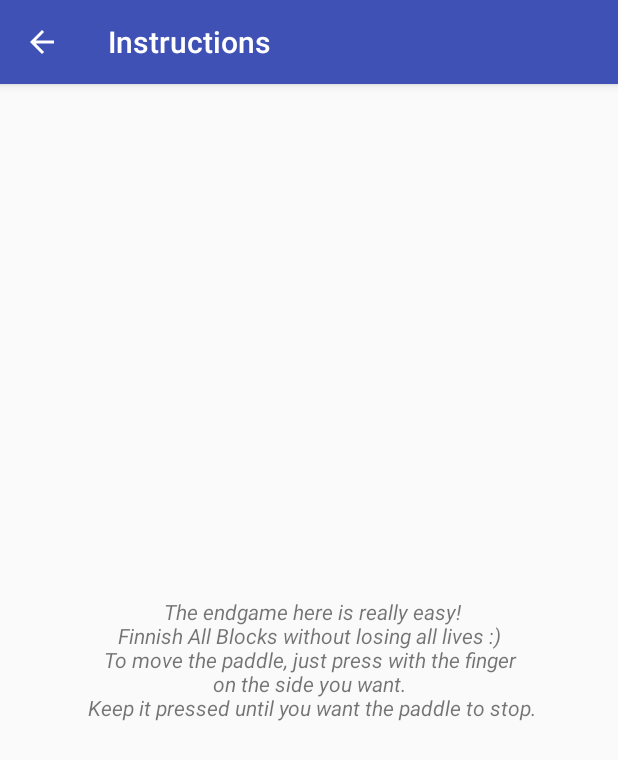
After one commit to atrope/breakout-WC, an Android app: the InstructionsActivity screen opened directly, with no data from a screen before it, on a phone screen of 412 x 824 dp. The commit adds this screen. Shown: the top 760 px of the screen. Run offline under Robolectric (Android 15) with nearby library versions, the phone set to English and light mode, and no system bars; libraries missing offline, so code that uses them is left out: android.support.v7.

Commit message:
Adding Instructions Screen

```diff
--- a/app/src/main/AndroidManifest.xml
+++ b/app/src/main/AndroidManifest.xml
@@ -24,6 +24,11 @@
             android:name=".SettingsActivity"
             android:label="@string/title_activity_settings"
             android:theme="@style/AppTheme"/>
+        <activity
+            android:name=".InstructionsActivity"
+            android:label="@string/title_activity_instructions"
+            android:theme="@style/AppTheme"/>
+
     </application>
 
 </manifest>
--- /dev/null
+++ b/app/src/main/java/com/project/shenkar/breakout_wc/InstructionsActivity.java
@@ -0,0 +1,36 @@
+package com.project.shenkar.breakout_wc;
+import android.app.FragmentManager;
+        import android.content.SharedPreferences;
+        import android.os.Bundle;
+        import android.preference.Preference;
+        import android.preference.PreferenceFragment;
+        import android.support.v7.app.AppCompatActivity;
+        import android.util.Log;
+        import android.support.v7.preference.SeekBarPreference;
+
+        import android.widget.SeekBar;
+import android.widget.TextView;
+
+public class InstructionsActivity extends AppCompatActivity {
+    protected TextView instructions;
+
+    @Override
+    protected void onCreate(Bundle savedInstanceState) {
+        super.onCreate(savedInstanceState);
+        setContentView(R.layout.activity_instructions);
+        getSupportActionBar().setHomeButtonEnabled(true);
+        getSupportActionBar().setDisplayHomeAsUpEnabled(true);
+        instructions = findViewById(R.id.instructions);
+        instructions.setText(" The endgame here is really easy!\n " +
+                "Finnish All Blocks without losing all lives :) \n " +
+                "To move the paddle, just press with the finger \n " +
+                "on the side you want. \n " +
+                "Keep it pressed until you want the paddle to stop.");
+    }
+
+    @Override
+    public boolean onSupportNavigateUp() {
+        onBackPressed();
+        return true;
+    }
+}
--- a/app/src/main/java/com/project/shenkar/breakout_wc/MainActivity.java
+++ b/app/src/main/java/com/project/shenkar/breakout_wc/MainActivity.java
@@ -28,6 +28,10 @@ public class MainActivity extends AppCompatActivity {
         //
     }
 
+    public void onInstructionsClicked(View v) {
+        if (playSFX) effects.play(R.raw.cartoon);
+        startActivity(new Intent(MainActivity.this,InstructionsActivity.class).addFlags(Intent.FLAG_ACTIVITY_NEW_TASK));
+    }
     public void onSettingsClicked(View v) {
         if (playSFX) effects.play(R.raw.cartoon);
         startActivity(new Intent(MainActivity.this,SettingsActivity.class).addFlags(Intent.FLAG_ACTIVITY_NEW_TASK));
--- /dev/null
+++ b/app/src/main/res/layout/activity_instructions.xml
@@ -0,0 +1,16 @@
+<?xml version="1.0" encoding="utf-8"?>
+<android.support.constraint.ConstraintLayout
+    xmlns:android="http://schemas.android.com/apk/res/android"
+    xmlns:tools="http://schemas.android.com/tools"
+    android:layout_width="match_parent"
+    android:layout_height="match_parent">
+
+    <TextView
+        android:id="@+id/instructions"
+        android:layout_width="match_parent"
+        android:layout_height="match_parent"
+        android:gravity="center_vertical|center_horizontal"
+        android:textStyle="italic"
+        tools:layout_editor_absoluteX="103dp"
+        tools:layout_editor_absoluteY="157dp" />
+</android.support.constraint.ConstraintLayout>
--- a/app/src/main/res/values/strings.xml
+++ b/app/src/main/res/values/strings.xml
@@ -1,6 +1,8 @@
 <resources>
     <string name="app_name">Breakout World Cup Edition</string>
     <string name="title_activity_settings">Settings</string>
+    <string name="title_activity_start">Start</string>
+    <string name="title_activity_instructions">Instructions</string>
     <string name="sfx_buttons">SFX Buttons</string>
     <string name="volume_key">volume_player</string>
     <string name="pref_sfx_buttons">pref_sfx_buttons</string>
```
Also changed, not shown: app/src/main/res/layout/activity_main.xml (+23 -2 lines).
